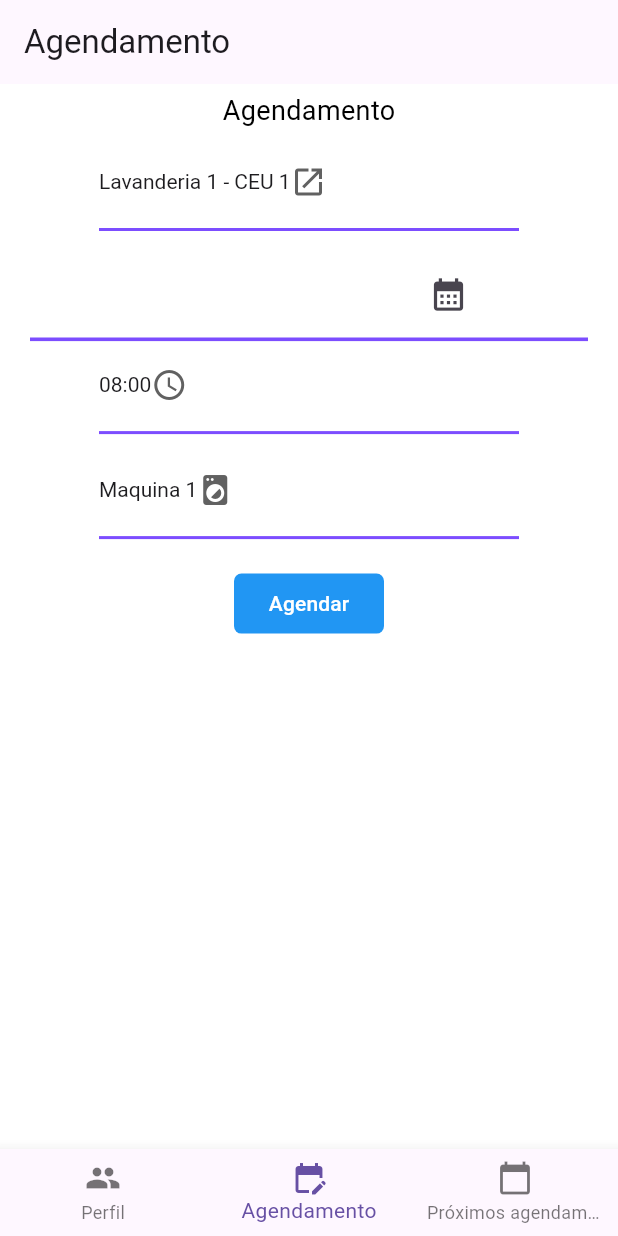
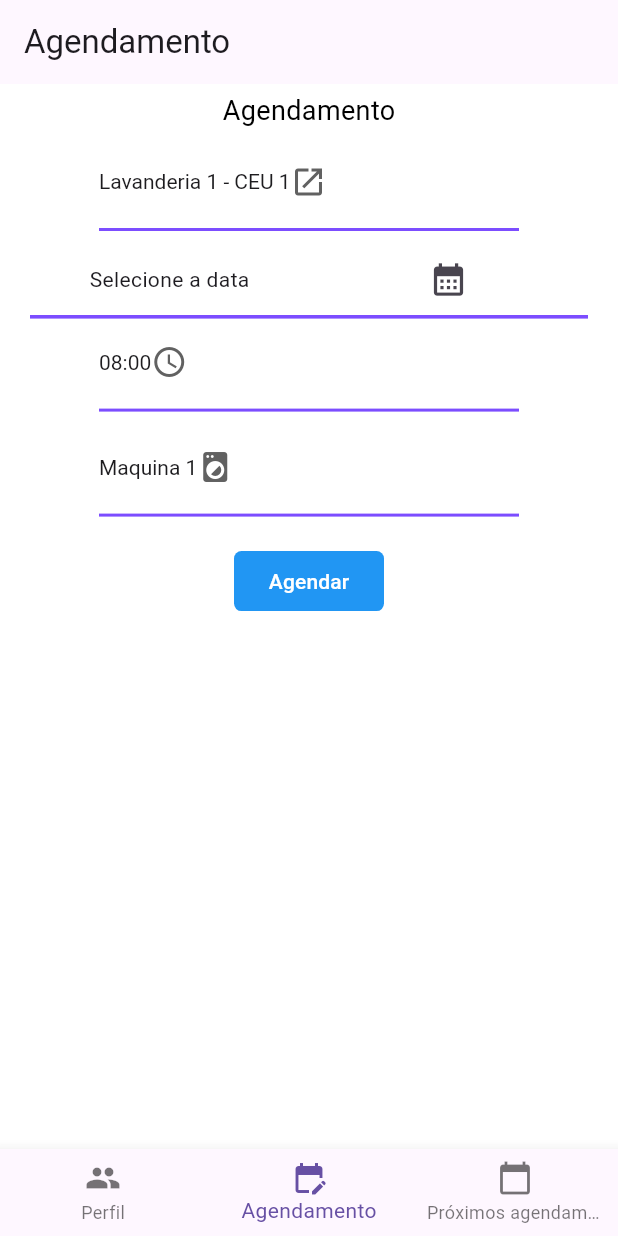
Before and after one commit to tognivini/lc-mobile-flutter, a Flutter app: the screen it shows after launch, item 2 of the bottom bar chosen, on a phone screen of 412 x 824 dp. Run offline on Flutter 3.47's test engine with Material 3 defaults, Android fonts, the light colour scheme and no system bars.

Commit message:
update files, add regex fixer

```diff
--- a/lib/src/pages/CommonPages/ScheduleScreen.dart
+++ b/lib/src/pages/CommonPages/ScheduleScreen.dart
@@ -45,17 +45,23 @@ class _ScheduleState extends State<ScheduleScreen> {
   final ButtonStyle style =
       ElevatedButton.styleFrom(textStyle: const TextStyle(fontSize: 10));
 
+  bool isAlphanumeric(String input) {
+    RegExp regExp = RegExp(r'^[a-zA-Z0-9]+$');
+    return regExp.hasMatch(input);
+  }
+
   void callDatePicker() async {
-    var order = await getDate();
+    var date = await getDate();
+
+    String stringDate = date.toString();
+    List<String> splitted = stringDate.split(" ");
+    List<String> smaller = splitted.sublist(0, 1);
+    String onlyDate = smaller.join(" ");
     setState(() {
-      finaldate = order;
+      finaldate = onlyDate;
     });
   }
 
-  // ScheduleScreen({
-  //   super.key,
-  //   required this.id,
-  // });
   TextEditingController nameController = TextEditingController();
   TextEditingController matriculaController = TextEditingController();
   TextEditingController emailController = TextEditingController();
@@ -66,13 +72,7 @@ class _ScheduleState extends State<ScheduleScreen> {
   String dropdownHourValue = listHour.first;
   String dropdownMachineValue = listMachines.first;
 
-  // setState(
-  // nomeController.text
-  // )
-
   Future<DateTime?> getDate() {
-    // Imagine that this function is
-    // more complex and slow.
     return showDatePicker(
       context: context,
       initialDate: DateTime.now(),
@@ -132,10 +132,10 @@ class _ScheduleState extends State<ScheduleScreen> {
               //calendar
               Padding(
                 padding:
-                    EdgeInsets.only(top: 5, right: 20, bottom: 0, left: 20),
+                    EdgeInsets.only(top: 0, right: 20, bottom: 0, left: 20),
                 child: Container(
-                  padding:
-                      EdgeInsets.only(top: 5, right: 0, bottom: 5, left: 0),
+                  // padding:
+                  //     EdgeInsets.only(top: 0, right: 0, bottom: 5, left: 0),
                   decoration: const BoxDecoration(
                     border: Border(
                       bottom: BorderSide(
@@ -143,6 +143,7 @@ class _ScheduleState extends State<ScheduleScreen> {
                     ),
                   ),
                   child: Row(
+                    mainAxisAlignment: MainAxisAlignment.spaceBetween,
                     children: <Widget>[
                       Expanded(
                         child: SizedBox(
@@ -156,12 +157,12 @@ class _ScheduleState extends State<ScheduleScreen> {
                               children: <Widget>[
                                 finaldate == null
                                     ? const Text(
-                                        "",
+                                        "Selecione a data",
                                         textScaleFactor: 1.0,
                                       )
                                     : Text(
                                         "$finaldate",
-                                        textScaleFactor: 0.8,
+                                        textScaleFactor: 1.0,
                                       ),
                               ],
                             )),
```
